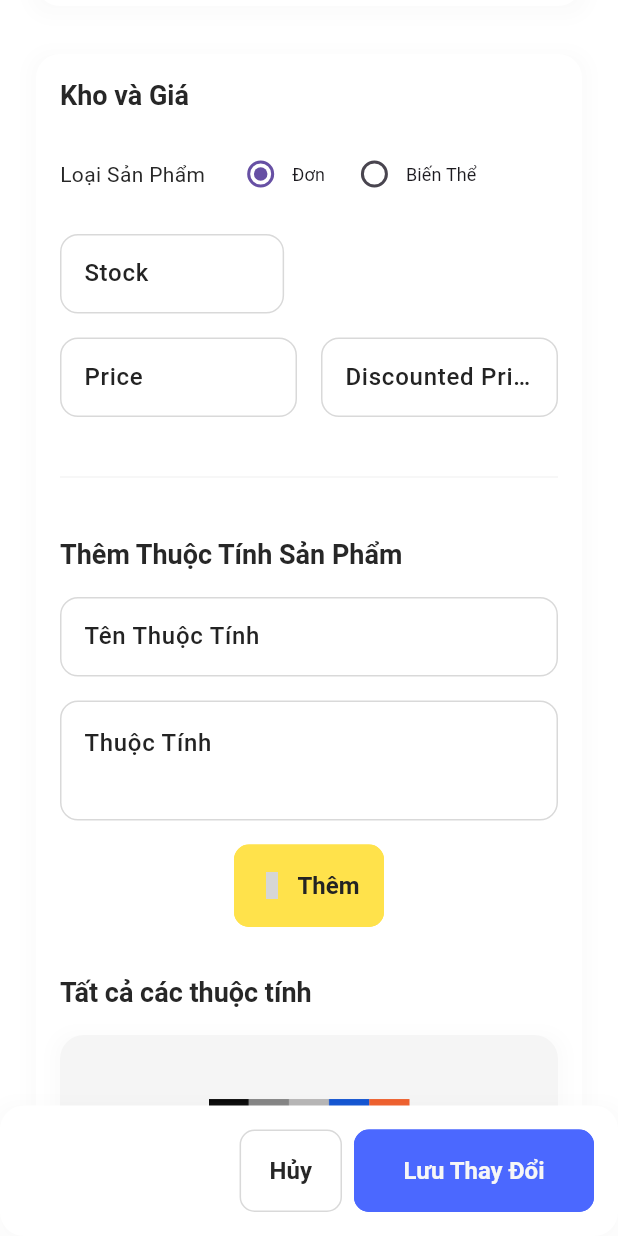
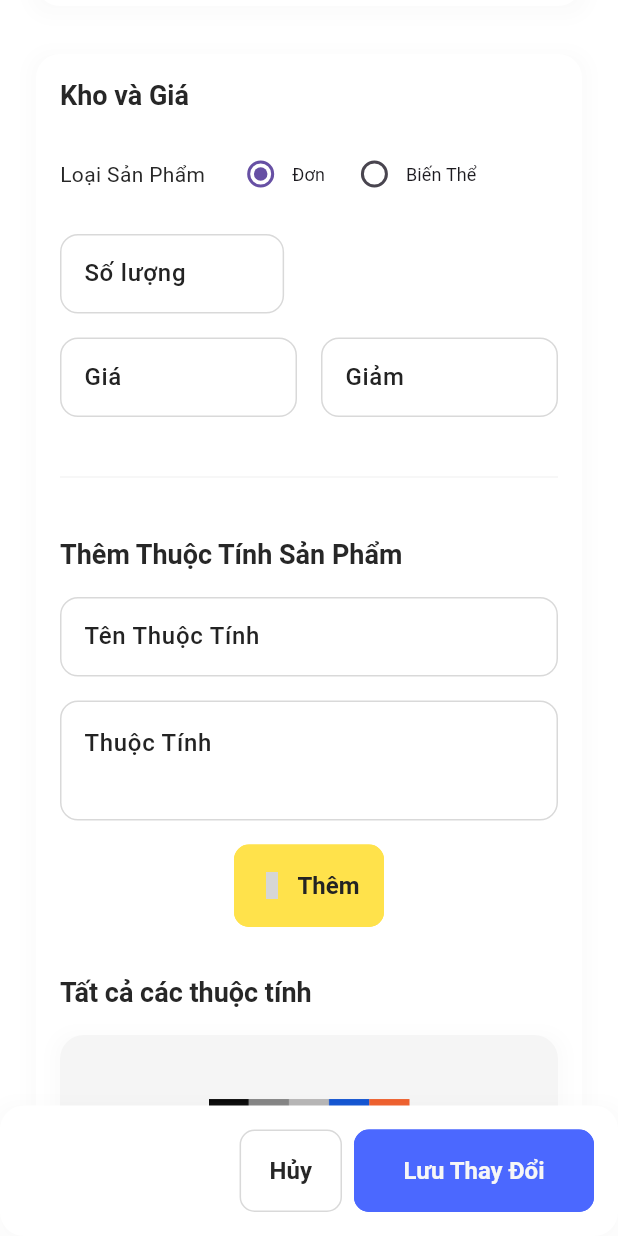
Before and after one commit to PeterChiz/second_hand_fashion_admin, a Flutter app: the CreateProductMobileScreen screen opened directly, scrolled down 576 dp, on a phone screen of 412 x 824 dp. Run offline on Flutter 3.47's test engine with Material 3 defaults, Android fonts, the phone set to English and light mode, and no system bars; our stand-ins replace cached_network_image, cloud_firestore, connectivity_plus, data_table_2, firebase_auth, firebase_core and 11 more; missing offline and left inert: clipboard, dart:html, flutter_dropzone; accounts and stored records are empty; Roboto replaces fonts that are missing (Poppins); statements that could not run were skipped; project files that could hold a hidden picture were left out; grey boxes are pictures that could not be loaded.

Commit message:
20/5: chỉnh lại giao diện talbe header, them README.md

```diff
--- a/lib/features/shop/screens/brand/all_brands/widgets/table_header.dart
+++ b/lib/features/shop/screens/brand/all_brands/widgets/table_header.dart
@@ -20,7 +20,7 @@ class BrandTableHeader extends StatelessWidget {
           flex: !SHFDeviceUtils.isDesktopScreen(context) ? 1 : 3,
           child: Row(
             children: [
-              SizedBox(width: 200, child: ElevatedButton(onPressed: () => Get.toNamed(SHFRoutes.createBrand), child: const Text('Create New Brand'))),
+              SizedBox(width: 200, child: ElevatedButton(onPressed: () => Get.toNamed(SHFRoutes.createBrand), child: const Text('Tạo thương hiệu mới'))),
             ],
           ),
         ),
--- a/lib/features/shop/screens/customer/all_customers/widgets/table_header.dart
+++ b/lib/features/shop/screens/customer/all_customers/widgets/table_header.dart
@@ -21,7 +21,7 @@ class CustomerTableHeader extends StatelessWidget {
           child: TextFormField(
             controller: controller.searchTextController,
             onChanged: (query) => controller.searchQuery(query),
-            decoration: const InputDecoration(hintText: 'Search Customers', prefixIcon: Icon(Iconsax.search_normal)),
+            decoration: const InputDecoration(hintText: 'Tìm kiếm khách hàng', prefixIcon: Icon(Iconsax.search_normal)),
           ),
         ),
       ],
--- a/lib/features/shop/screens/customer/customer_detail/table/table_source.dart
+++ b/lib/features/shop/screens/customer/customer_detail/table/table_source.dart
@@ -8,6 +8,7 @@ import '../../../../../../routes/routes.dart';
 import '../../../../../../utils/constants/colors.dart';
 import '../../../../../../utils/constants/sizes.dart';
 import '../../../../../../utils/helpers/helper_functions.dart';
+import '../../../../../../utils/helpers/pricing_calculator.dart';
 import '../../../../controllers/customer/customer_detail_controller.dart';
 
 class CustomerOrdersRows extends DataTableSource {
@@ -16,7 +17,8 @@ class CustomerOrdersRows extends DataTableSource {
   @override
   DataRow? getRow(int index) {
     final order = controller.filteredCustomerOrders[index];
-    final totalAmount = order.items.fold<double>(0, (previousValue, element) => previousValue + element.price);
+    final subTotal = order.items.fold<double>(0, (previousValue, element) => previousValue + (element.price * element.quantity));
+    final totalPrice = SHFPricingCalculator.calculateTotalPrice(subTotal, order.address?.city ?? '');
     return DataRow2(
       onTap: () => Get.toNamed(SHFRoutes.orderDetails, arguments: order),
       selected: controller.selectedRows[index],
@@ -37,7 +39,7 @@ class CustomerOrdersRows extends DataTableSource {
             child: Text(order.status.name.capitalize.toString(), style: TextStyle(color: SHFHelperFunctions.getOrderStatusColor(order.status)),),
           ),
         ),
-        DataCell(Text('\$$totalAmount')),
+        DataCell(Text('$totalPriceđ')),
       ],
     );
   }
--- a/lib/features/shop/screens/dashboard/table/table_source.dart
+++ b/lib/features/shop/screens/dashboard/table/table_source.dart
@@ -39,7 +39,7 @@ class OrderRows extends DataTableSource {
             ),
           ),
         ),
-        DataCell(Text('\$${order.totalAmount}')),
+        DataCell(Text('${order.totalAmount}đ')),
       ],
     );
   }
--- a/lib/features/shop/screens/order/all_orders/table/table_source.dart
+++ b/lib/features/shop/screens/order/all_orders/table/table_source.dart
@@ -40,7 +40,7 @@ class OrderRows extends DataTableSource {
             ),
           ),
         ),
-        DataCell(Text('\$${order.totalAmount}')),
+        DataCell(Text('${order.totalAmount}đ')),
         DataCell(
           SHFTableActionButtons(
             view: true,
--- a/lib/features/shop/screens/product/all_products/table/table_source.dart
+++ b/lib/features/shop/screens/product/all_products/table/table_source.dart
@@ -71,7 +71,7 @@ class ProductsRows extends DataTableSource {
             ],
           ),
         ),
-        DataCell(Text('\$${controller.getProductPrice(product)}')),
+        DataCell(Text('${controller.getProductPrice(product)}đ')),
         DataCell(Text(product.formattedDate)),
         DataCell(
           SHFTableActionButtons(
--- a/lib/features/shop/screens/product/all_products/widgets/table_header.dart
+++ b/lib/features/shop/screens/product/all_products/widgets/table_header.dart
@@ -23,7 +23,7 @@ class ProductTableHeader extends StatelessWidget {
             children: [
               SizedBox(
                 width: 140,
-                child: ElevatedButton(onPressed: () => Get.toNamed(SHFRoutes.createProduct), child: const Text('Add Product')),
+                child: ElevatedButton(onPressed: () => Get.toNamed(SHFRoutes.createProduct), child: const Text('Thêm sản phẩm')),
               ),
             ],
           ),
--- a/lib/features/shop/screens/product/create_product/widgets/stock_pricing_widget.dart
+++ b/lib/features/shop/screens/product/create_product/widgets/stock_pricing_widget.dart
@@ -29,8 +29,8 @@ class ProductStockAndPricing extends StatelessWidget {
                     widthFactor: 0.45,
                     child: TextFormField(
                       controller: controller.stock,
-                      decoration: const InputDecoration(labelText: 'Stock', hintText: 'Add Stock, only numbers are allowed'),
-                      validator: (value) => SHFValidator.validationEmptyText('Stock', value),
+                      decoration: const InputDecoration(labelText: 'Số lượng', hintText: 'Thêm hàng, chỉ cho phép số nguyên'),
+                      validator: (value) => SHFValidator.validationEmptyText('Số lượng', value),
                       keyboardType: TextInputType.number,
                       inputFormatters: <TextInputFormatter>[FilteringTextInputFormatter.digitsOnly],
                     ),
@@ -44,8 +44,8 @@ class ProductStockAndPricing extends StatelessWidget {
                       Expanded(
                         child: TextFormField(
                           controller: controller.price,
-                          decoration: const InputDecoration(labelText: 'Price', hintText: 'Price with up-to 2 decimals'),
-                          validator: (value) => SHFValidator.validationEmptyText('Price', value),
+                          decoration: const InputDecoration(labelText: 'Giá', hintText: 'Chỉ cho phép số nguyên'),
+                          validator: (value) => SHFValidator.validationEmptyText('Giá', value),
                           keyboardType: const TextInputType.numberWithOptions(decimal: true),
                           inputFormatters: <TextInputFormatter>[
                             FilteringTextInputFormatter.allow(RegExp(r'^\d+\.?\d{0,2}$')),
@@ -58,7 +58,7 @@ class ProductStockAndPricing extends StatelessWidget {
                       Expanded(
                         child: TextFormField(
                           controller: controller.salePrice,
-                          decoration: const InputDecoration(labelText: 'Discounted Price', hintText: 'Price with up-to 2 decimals'),
+                          decoration: const InputDecoration(labelText: 'Giảm', hintText: 'Chỉ cho phép nhập số nguyên'),
                           keyboardType: const TextInputType.numberWithOptions(decimal: true),
                           inputFormatters: <TextInputFormatter>[
                             FilteringTextInputFormatter.allow(RegExp(r'^\d+\.?\d{0,2}$')),
--- a/lib/features/shop/screens/product/edit_product/widgets/stock_pricing_widget.dart
+++ b/lib/features/shop/screens/product/edit_product/widgets/stock_pricing_widget.dart
@@ -27,8 +27,8 @@ class ProductStockAndPricing extends StatelessWidget {
                     widthFactor: 0.45,
                     child: TextFormField(
                       controller: controller.stock,
-                      decoration: const InputDecoration(labelText: 'Stock'),
-                      validator: (value) => SHFValidator.validationEmptyText('Stock', value),
+                      decoration: const InputDecoration(labelText: 'Số lượng'),
+                      validator: (value) => SHFValidator.validationEmptyText('Số lượng', value),
                     ),
                   ),
                   const SizedBox(height: SHFSizes.spaceBtwInputFields),
@@ -40,8 +40,8 @@ class ProductStockAndPricing extends StatelessWidget {
                       Expanded(
                         child: TextFormField(
                           controller: controller.price,
-                          decoration: const InputDecoration(labelText: 'Price', hintText: '\$'),
-                          validator: (value) => SHFValidator.validationEmptyText('Price', value),
+                          decoration: const InputDecoration(labelText: 'Giá', hintText: 'đ'),
+                          validator: (value) => SHFValidator.validationEmptyText('Giá', value),
                         ),
                       ),
                       const SizedBox(width: SHFSizes.spaceBtwItems),
@@ -50,7 +50,7 @@ class ProductStockAndPricing extends StatelessWidget {
                       Expanded(
                         child: TextFormField(
                           controller: controller.salePrice,
-                          decoration: const InputDecoration(labelText: 'Discounted Price', hintText: '\$'),
+                          decoration: const InputDecoration(labelText: 'Giá ưu đãi', hintText: 'đ'),
                         ),
                       ),
                     ],
```
Also changed, not shown: lib/common/styles/shadows.dart (deleted, +0 -18 lines), 1 other file.
